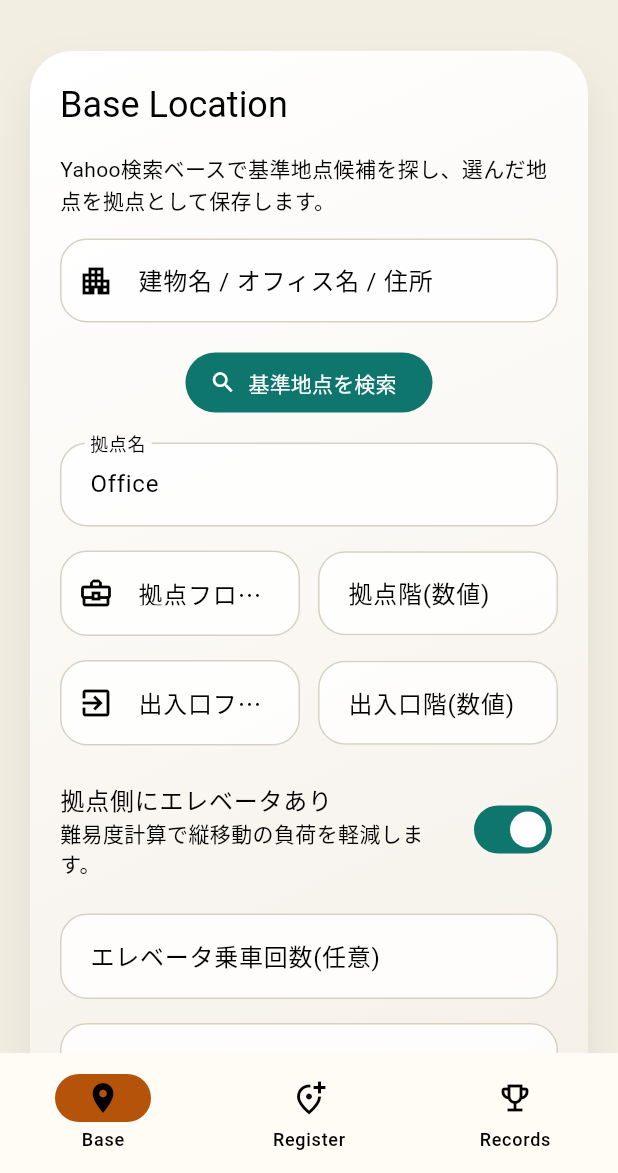
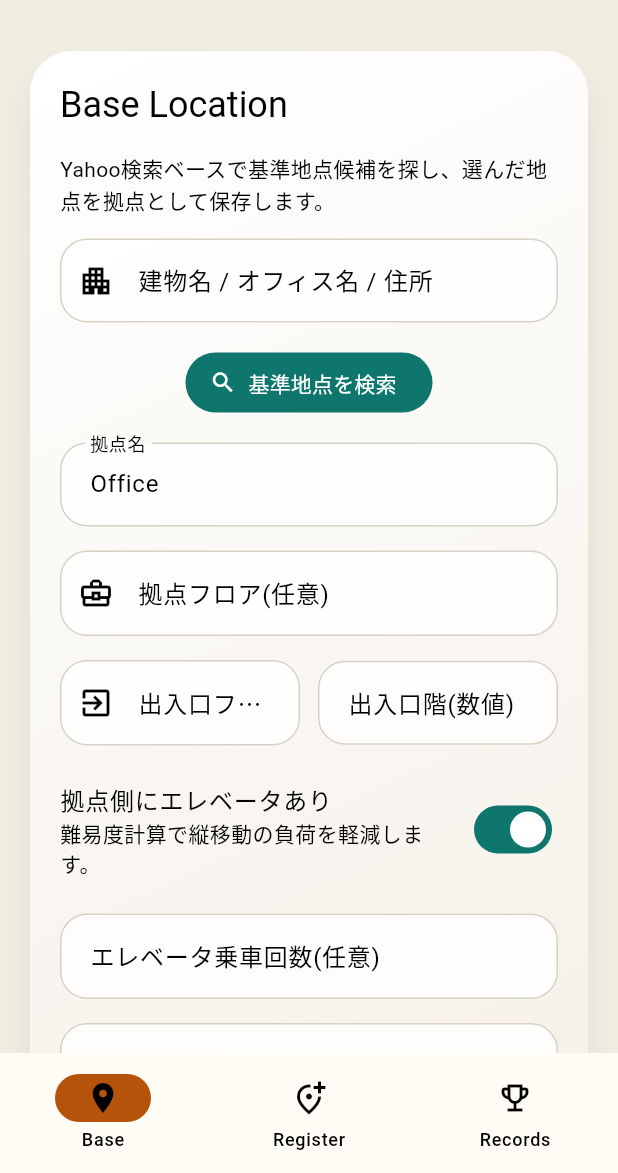
Before and after one commit to torifo/reachtrail-app, a Flutter app: the screen it shows after launch, after a tap on "Google でサインイン", on a phone screen of 412 x 824 dp, the part 63-1236 px from its top. Run offline on Flutter 3.47's test engine with Material 3 defaults, Android fonts, the light colour scheme and no system bars; our stand-ins replace flutter_map, google_sign_in, latlong2, shared_preferences, shelf; missing offline and left inert: google_sign_in_web, jose, shelf_router; accounts and stored records are empty.

Commit message:
Simplify base floor input / 拠点フロア入力を一本化

```diff
--- a/lib/app.dart
+++ b/lib/app.dart
@@ -610,7 +610,6 @@ class _BaseLocationTabState extends State<_BaseLocationTab> {
   late final TextEditingController _searchController;
   late final TextEditingController _nameController;
   late final TextEditingController _floorController;
-  late final TextEditingController _floorNumberController;
   late final TextEditingController _entryFloorController;
   late final TextEditingController _entryFloorNumberController;
   late final TextEditingController _elevatorRideCountController;
@@ -628,9 +627,6 @@ class _BaseLocationTabState extends State<_BaseLocationTab> {
     _searchController = TextEditingController();
     _nameController = TextEditingController(text: base?.name ?? 'Office');
     _floorController = TextEditingController(text: base?.floorLabel ?? '');
-    _floorNumberController = TextEditingController(
-      text: base?.floorNumber?.toString() ?? '',
-    );
     _entryFloorController = TextEditingController(
       text: base?.entryFloorLabel ?? '',
     );
@@ -651,7 +647,6 @@ class _BaseLocationTabState extends State<_BaseLocationTab> {
     _searchController.dispose();
     _nameController.dispose();
     _floorController.dispose();
-    _floorNumberController.dispose();
     _entryFloorController.dispose();
     _entryFloorNumberController.dispose();
     _elevatorRideCountController.dispose();
@@ -718,36 +713,13 @@ class _BaseLocationTabState extends State<_BaseLocationTab> {
                   validator: (value) =>
                       (value == null || value.trim().isEmpty) ? '必須です' : null,
                 ),
-                Row(
-                  children: [
-                    Expanded(
-                      child: TextFormField(
+                TextFormField(
                   controller: _floorController,
                   decoration: const InputDecoration(
                     labelText: '拠点フロア(任意)',
                     hintText: '例: 26F',
                     prefixIcon: Icon(Icons.business_center_outlined),
                   ),
-                        onChanged: (value) {
-                          final parsed = parseFloorNumber(value);
-                          if (parsed != null &&
-                              _floorNumberController.text.trim().isEmpty) {
-                            _floorNumberController.text = '$parsed';
-                          }
-                        },
-                      ),
-                    ),
-                    const SizedBox(width: 12),
-                    Expanded(
-                      child: TextFormField(
-                        controller: _floorNumberController,
-                        keyboardType: const TextInputType.numberWithOptions(
-                          signed: true,
-                        ),
-                        decoration: const InputDecoration(labelText: '拠点階(数値)'),
-                      ),
-                    ),
-                  ],
                 ),
                 Row(
                   children: [
@@ -828,8 +800,8 @@ class _BaseLocationTabState extends State<_BaseLocationTab> {
                         lat: _selectedLat!,
                         lng: _selectedLng!,
                         floorLabel: _floorController.text.trim(),
-                        floorNumber: int.tryParse(
-                          _floorNumberController.text.trim(),
+                        floorNumber: parseFloorNumber(
+                          _floorController.text.trim(),
                         ),
                         entryFloorLabel: _entryFloorController.text.trim(),
                         entryFloorNumber: int.tryParse(
@@ -930,7 +902,6 @@ class _BaseLocationTabState extends State<_BaseLocationTab> {
           ? place.buildingName
           : place.name;
       _floorController.text = place.floorLabel;
-      _floorNumberController.text = place.floorNumber?.toString() ?? '';
       _entryFloorController.text = '';
       _entryFloorNumberController.text = '';
       _elevatorRideCountController.text = '';
```
Lines whose indentation alone changed are shown as unchanged.
